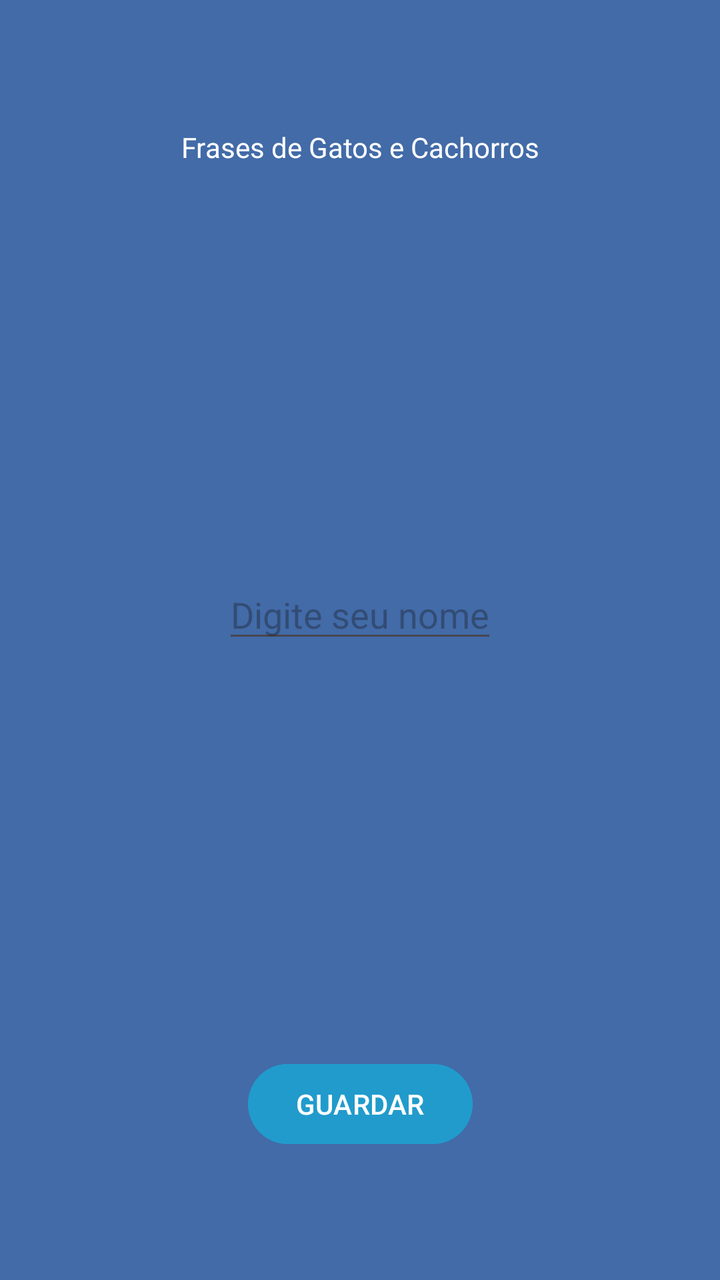
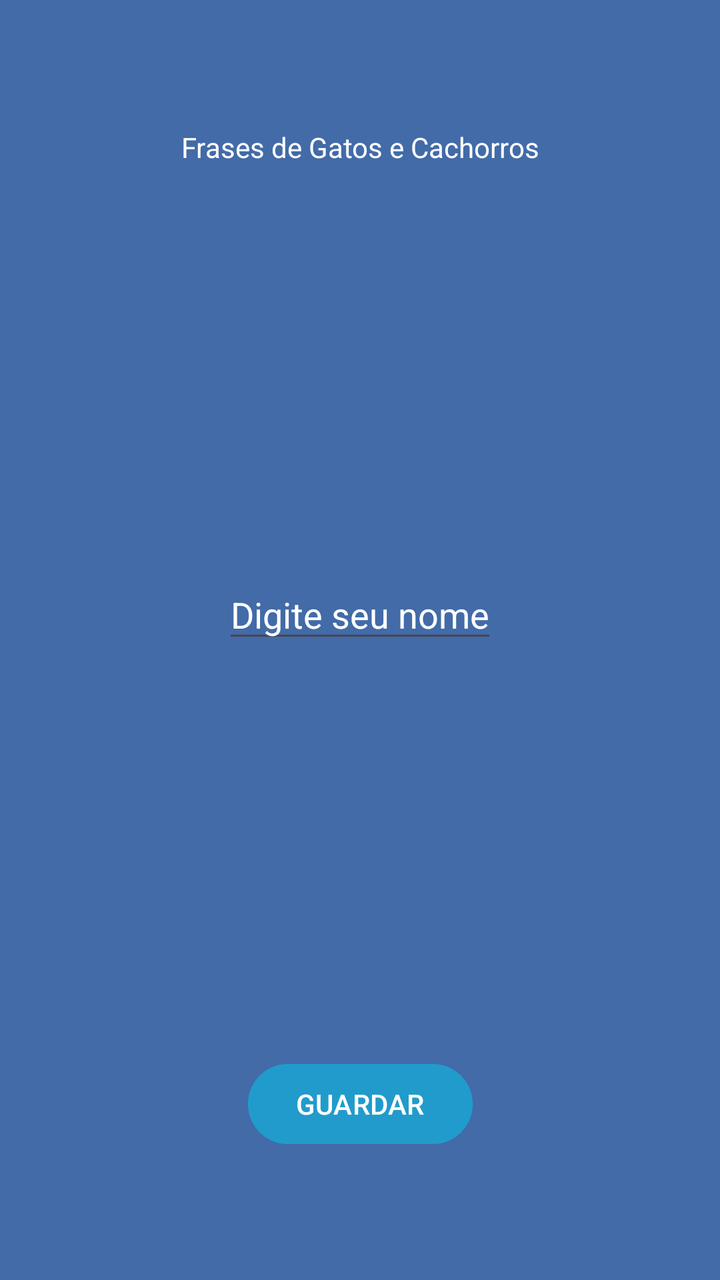

Compare the two renders of this Android layout. The source of the first and the diff that turns it into the second are given below.
<!-- AndroidManifest.xml: application theme Theme.GatoCachorro -->
<!-- res/layout/activity_main.xml -->
<?xml version="1.0" encoding="utf-8"?>
<androidx.constraintlayout.widget.ConstraintLayout xmlns:android="http://schemas.android.com/apk/res/android"
    xmlns:app="http://schemas.android.com/apk/res-auto"
    xmlns:tools="http://schemas.android.com/tools"
    android:id="@+id/main"
    android:layout_width="match_parent"
    android:layout_height="match_parent"
    android:background="@color/background_blue"
    android:paddingVertical="64dp"
    android:paddingHorizontal="8dp"
    tools:context=".MainActivity">



    <TextView
        android:id="@+id/title_fpage"
        android:layout_width="wrap_content"
        android:layout_height="wrap_content"
        android:fontFamily="sans-serif"
        android:text="@string/text_title_fpage"
        android:textColor="@color/white"
        app:layout_constraintEnd_toEndOf="parent"
        app:layout_constraintStart_toStartOf="parent"
        app:layout_constraintTop_toTopOf="parent"
        app:layout_constraintBottom_toTopOf="@id/main_input_fpage"
        app:layout_constraintVertical_chainStyle="spread_inside"
         />

    <EditText
        android:id="@+id/main_input_fpage"
        android:layout_width="wrap_content"
        android:layout_height="wrap_content"
        android:hint="@string/hint_inp_name"
        android:textAlignment="center"
        app:layout_constraintStart_toStartOf="parent"
        app:layout_constraintEnd_toEndOf="parent"
        app:layout_constraintBottom_toTopOf="@id/btn_fpage"
        app:layout_constraintTop_toBottomOf="@id/title_fpage"

        />

    <Button
        android:id="@+id/btn_fpage"
        android:layout_width="wrap_content"
        android:layout_height="wrap_content"
        android:backgroundTint="@color/material_dynamic_primary60"
        android:textColor="@color/white"
        android:text="@string/text_btn_fpage"
        app:layout_constraintStart_toStartOf="parent"
        app:layout_constraintEnd_toEndOf="parent"
        app:layout_constraintBottom_toBottomOf="parent"
        app:layout_constraintTop_toBottomOf="@id/main_input_fpage"/>
</androidx.constraintlayout.widget.ConstraintLayout>
<!-- resources referenced by this layout -->
<resources>
  <color name="background_blue">#426BA8</color>
  <color name="white">#FFFFFFFF</color>
  <string name="hint_inp_name">Digite seu nome</string>
  <string name="text_btn_fpage">GUARDAR</string>
  <string name="text_title_fpage">Frases de Gatos e Cachorros</string>
  <style name="Theme.GatoCachorro" parent="Base.Theme.GatoCachorro" />
  <style name="Base.Theme.GatoCachorro" parent="Theme.Material3.DayNight.NoActionBar">
          
          
      </style>
</resources>

<!-- the commit's change to res/layout/activity_main.xml (unified diff, before → after) -->
@@ -32,6 +32,7 @@
         android:layout_height="wrap_content"
         android:hint="@string/hint_inp_name"
         android:textAlignment="center"
+        android:textColorHint="@color/white"
         app:layout_constraintStart_toStartOf="parent"
         app:layout_constraintEnd_toEndOf="parent"
         app:layout_constraintBottom_toTopOf="@id/btn_fpage"
